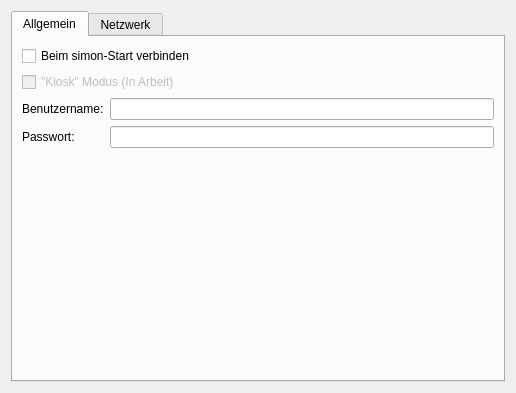
The window that simon/src/simonrecognitioncontrol/networksettingsdlg.ui (KDE/simon) describes before a commit, drawn with Qt 5.
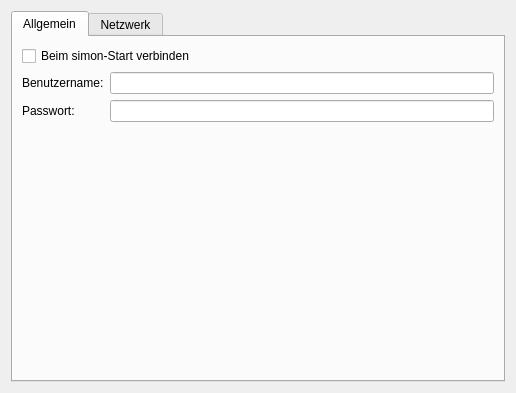
The same window after the commit. Icons and pictures are not drawn. Custom widgets are drawn as their Qt base class.

```diff
--- a/simon/src/simonrecognitioncontrol/networksettingsdlg.ui
+++ b/simon/src/simonrecognitioncontrol/networksettingsdlg.ui
@@ -38,17 +38,7 @@
          </property>
         </widget>
        </item>
-       <item row="2" column="0" colspan="2" >
-        <widget class="QCheckBox" name="cbKiosk" >
-         <property name="enabled" >
-          <bool>false</bool>
-         </property>
-         <property name="text" >
-          <string>"Kiosk" Modus (In Arbeit)</string>
-         </property>
-        </widget>
-       </item>
-       <item row="3" column="0" >
+       <item row="2" column="0" >
         <widget class="QLabel" name="lbUsername" >
          <property name="text" >
           <string>Benutzername:</string>
@@ -58,10 +48,10 @@
          </property>
         </widget>
        </item>
-       <item row="3" column="1" >
+       <item row="2" column="1" >
         <widget class="KLineEdit" name="kcfg_JuliusdUsername" />
        </item>
-       <item row="4" column="0" >
+       <item row="3" column="0" >
         <widget class="QLabel" name="lbPassword" >
          <property name="text" >
           <string>Passwort:</string>
@@ -71,14 +61,14 @@
          </property>
         </widget>
        </item>
-       <item row="4" column="1" >
+       <item row="3" column="1" >
         <widget class="KLineEdit" name="kcfg_JuliusdPassword" >
          <property name="echoMode" >
           <enum>QLineEdit::Password</enum>
          </property>
         </widget>
        </item>
-       <item row="5" column="0" colspan="2" >
+       <item row="4" column="0" colspan="2" >
         <spacer>
          <property name="orientation" >
           <enum>Qt::Vertical</enum>
```
